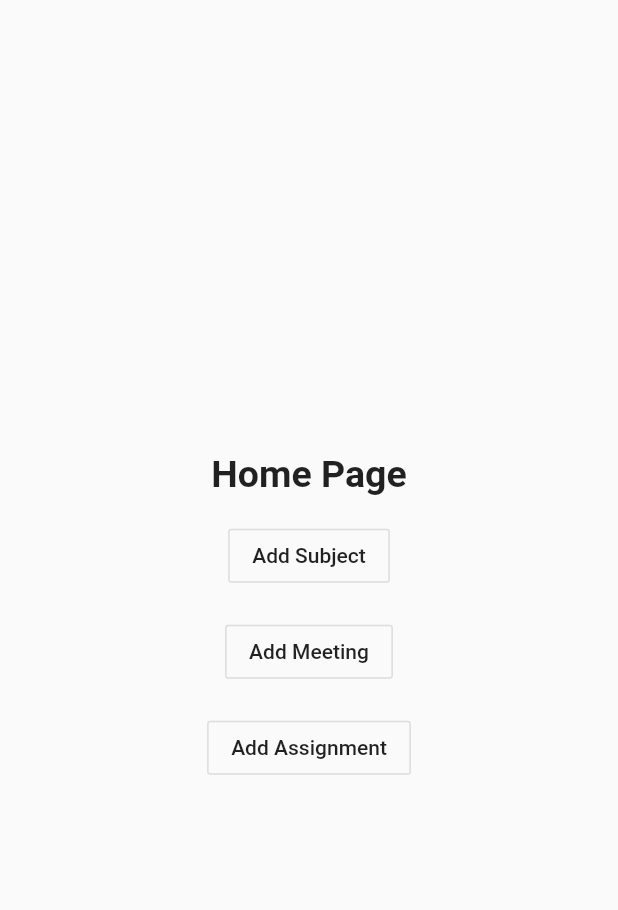
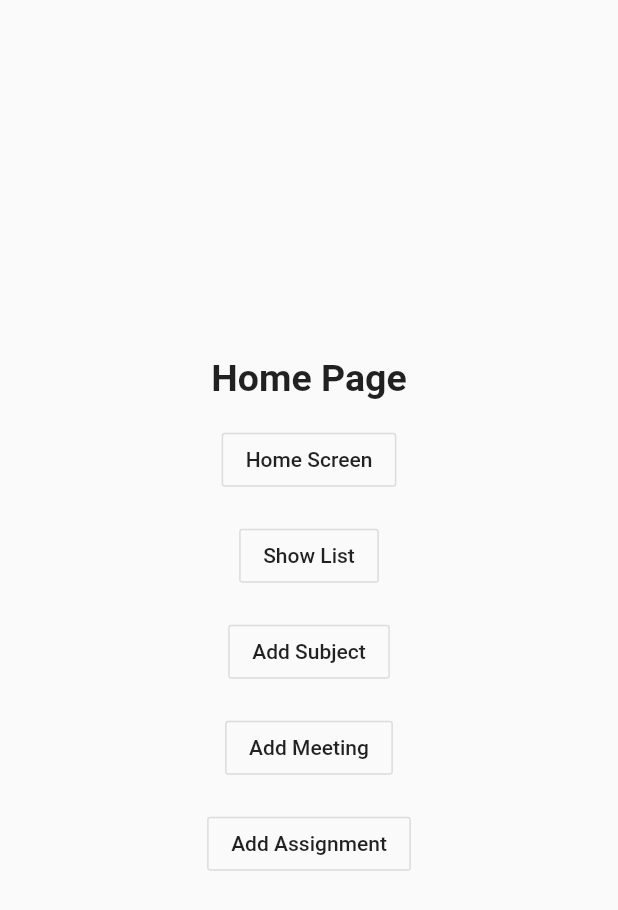
Before and after one commit to param-s-8/hw-manager, a Flutter app: the HomePage screen opened directly, on a phone screen of 412 x 824 dp. Shown: the top 910 px of the screen. Run offline on Flutter 3.47's test engine with Material 2 defaults, Android fonts, the phone set to English and light mode, and no system bars; our stand-ins replace cloud_firestore, firebase_auth, firebase_core; missing offline and left inert: firestore_ui; accounts and stored records are empty.

Commit message:
home screen, show list

```diff
--- a/lib/screens/home.dart
+++ b/lib/screens/home.dart
@@ -2,8 +2,10 @@
 
 import 'package:flutter/material.dart';
 import 'package:hw_manager/forms/addSubjects.dart';
+import 'package:hw_manager/screens/showlist.dart';
 import '../forms/add-asnmt.dart';
 import '../forms/add-meet.dart';
+import 'home_screen.dart';
 
 class HomePage extends StatefulWidget {
   @override
@@ -28,6 +30,30 @@ class _HomePageState extends State<HomePage> {
                 'Home Page',
                 style: TextStyle(fontWeight: FontWeight.bold, fontSize: 25),
               ),
+            ),
+            Container(
+              padding: const EdgeInsets.only(top: 16.0),
+              alignment: Alignment.center,
+              child: OutlineButton(
+                  child: Text("Home Screen"),
+                  onPressed: () async {
+                    Navigator.of(context)
+                        .pushReplacement(MaterialPageRoute(builder: (_) {
+                      return HomeScreen();
+                    }));
+                  }),
+            ),
+            Container(
+              padding: const EdgeInsets.only(top: 16.0),
+              alignment: Alignment.center,
+              child: OutlineButton(
+                  child: Text("Show List"),
+                  onPressed: () async {
+                    Navigator.of(context)
+                        .pushReplacement(MaterialPageRoute(builder: (_) {
+                      return ShowList();
+                    }));
+                  }),
             ),
             Container(
               padding: const EdgeInsets.only(top: 16.0),
--- a/pubspec.yaml
+++ b/pubspec.yaml
@@ -26,6 +26,7 @@ dependencies:
   firebase_core:
   firebase_auth:
   cloud_firestore:
+  firestore_ui:
 
 
 
```
Also changed, not shown: lib/screens/showlist.dart (+8 -7 lines), pubspec.lock.
